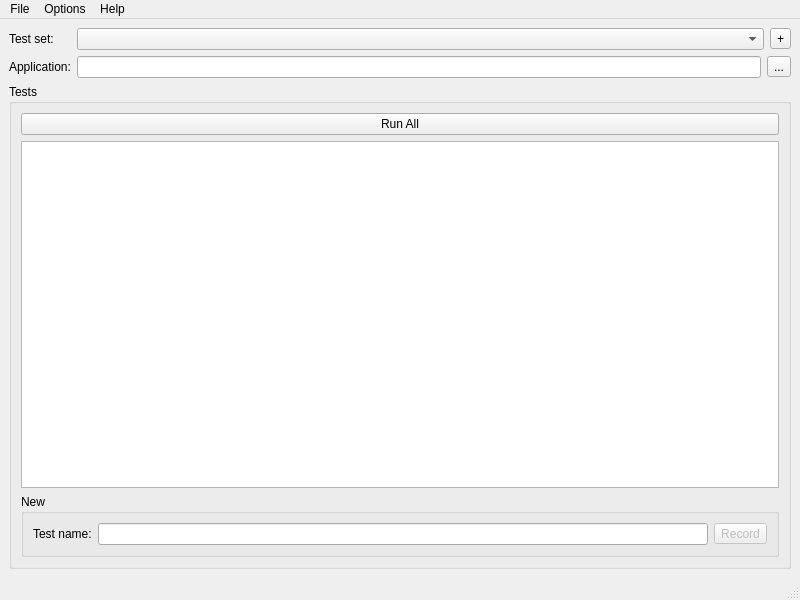
The window that hooq/MainWindow.ui (bilke/hooq) describes before a commit, drawn with Qt 5.
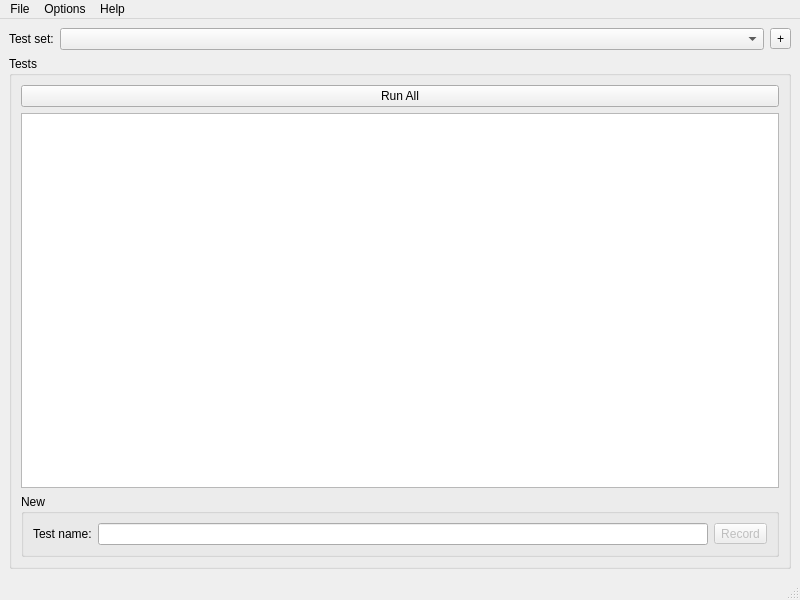
The same window after the commit.

Commit message: use the application path from the dialog instead of showing it in the main window

```diff
--- a/hooq/MainWindow.ui
+++ b/hooq/MainWindow.ui
@@ -45,27 +45,6 @@
         </item>
        </layout>
       </item>
-      <item row="1" column="0">
-       <widget class="QLabel" name="label_2">
-        <property name="text">
-         <string>Application:</string>
-        </property>
-       </widget>
-      </item>
-      <item row="1" column="1">
-       <layout class="QHBoxLayout" name="horizontalLayout">
-        <item>
-         <widget class="QLineEdit" name="m_applicationEdit"/>
-        </item>
-        <item>
-         <widget class="QToolButton" name="m_applicationBrowseButton">
-          <property name="text">
-           <string>...</string>
-          </property>
-         </widget>
-        </item>
-       </layout>
-      </item>
      </layout>
     </item>
     <item>
```
The commit also changes 2 other files.
